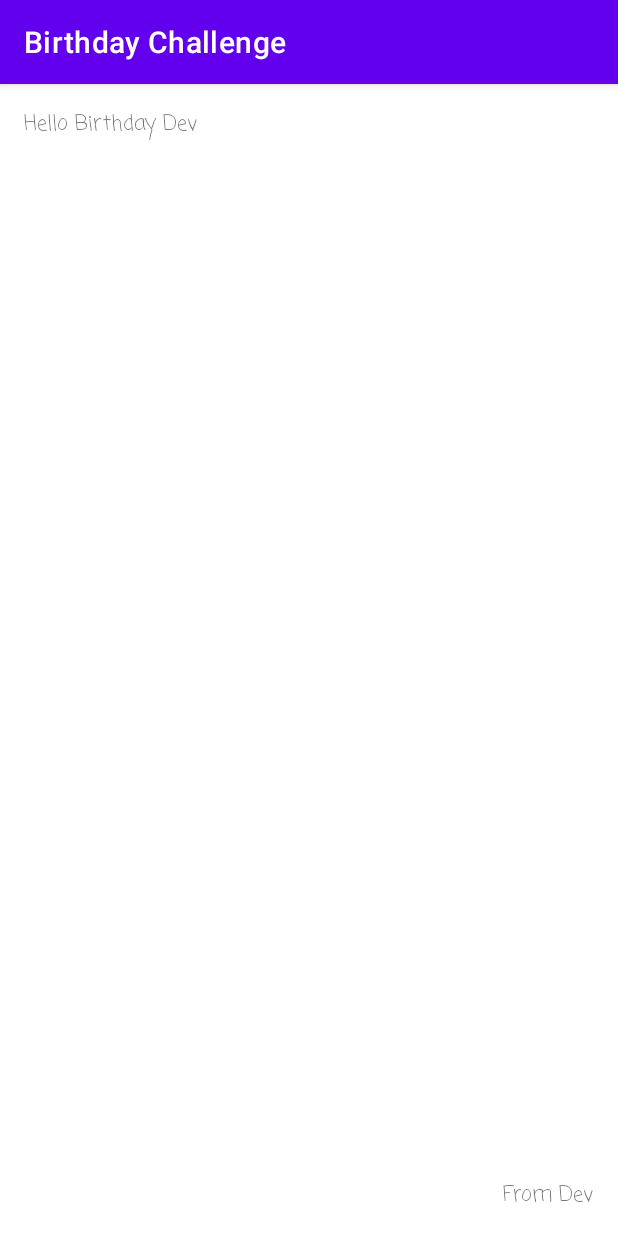
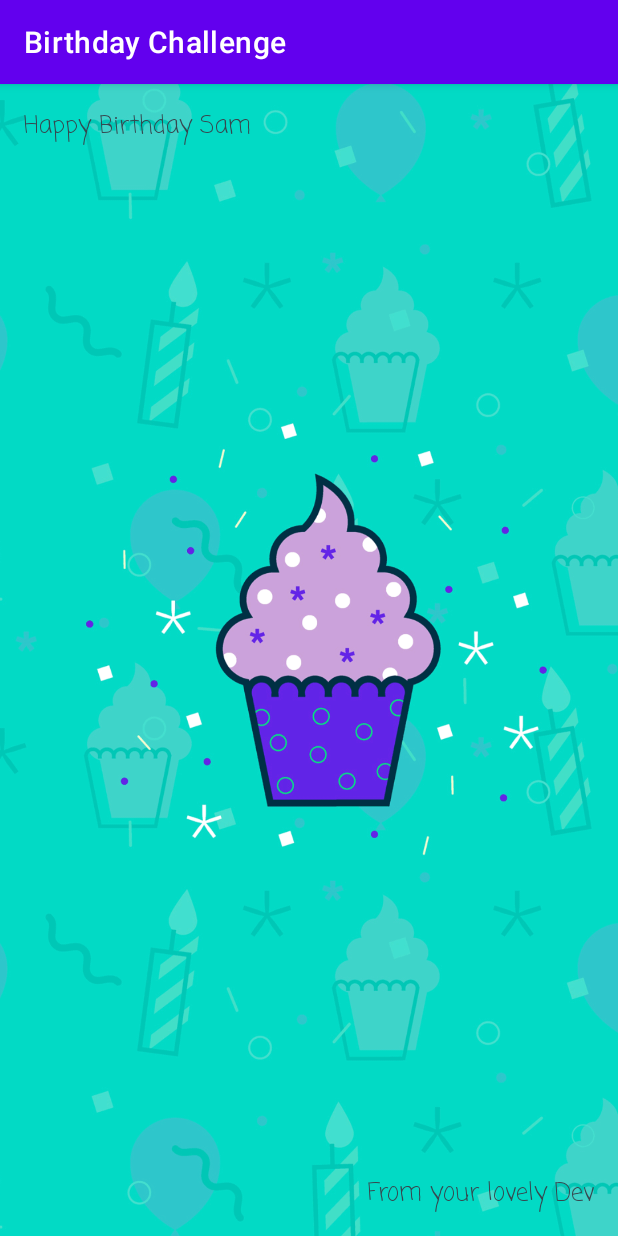
Before and after one commit to DSCKabarak/birthday-app-example, an Android app: the screen it shows after launch (MainActivity), on a phone screen of 412 x 824 dp. Run offline under Robolectric (Android 15) with nearby library versions, the phone set to English and light mode, and no system bars.

Commit message:
☕ Added codelab ui

```diff
--- a/app/src/main/res/layout/activity_main.xml
+++ b/app/src/main/res/layout/activity_main.xml
@@ -6,24 +6,41 @@
     android:layout_height="match_parent"
     tools:context=".MainActivity">
 
+    <ImageView
+        android:id="@+id/imageView"
+        android:layout_width="wrap_content"
+        android:layout_height="wrap_content"
+        app:layout_constraintBottom_toBottomOf="parent"
+        app:layout_constraintEnd_toEndOf="parent"
+        app:layout_constraintStart_toStartOf="parent"
+        app:layout_constraintTop_toTopOf="parent"
+        android:scaleType="centerCrop"
+        android:importantForAccessibility="no"
+        app:srcCompat="@drawable/androidparty" />
+
     <TextView
-        android:id="@+id/textView"
+        android:id="@+id/birthdayFrom"
         android:layout_width="wrap_content"
         android:layout_height="wrap_content"
         android:layout_marginEnd="16dp"
         android:layout_marginBottom="16dp"
         android:fontFamily="casual"
-        android:text="From Dev"
+        android:text="@string/birthdayFrom"
+        android:textColor="#37474F"
+        android:textSize="16sp"
         app:layout_constraintBottom_toBottomOf="parent"
         app:layout_constraintEnd_toEndOf="parent" />
 
     <TextView
+        android:id="@+id/birthdayTo"
         android:layout_width="wrap_content"
         android:layout_height="wrap_content"
         android:layout_marginStart="16dp"
         android:layout_marginTop="16dp"
         android:fontFamily="casual"
-        android:text="Hello Birthday Dev"
+        android:text="@string/birthdayTo"
+        android:textColor="#37474F"
+        android:textSize="16sp"
         app:layout_constraintStart_toStartOf="parent"
         app:layout_constraintTop_toTopOf="parent" />
 
--- a/app/src/main/res/values/strings.xml
+++ b/app/src/main/res/values/strings.xml
@@ -1,3 +1,5 @@
 <resources>
     <string name="app_name">Birthday Challenge</string>
+    <string name="birthdayFrom">From your lovely Dev</string>
+    <string name="birthdayTo">Happy Birthday Sam</string>
 </resources>
```
Also changed, not shown: app/src/main/res/drawable/androidparty.png (added), 1 other file.
